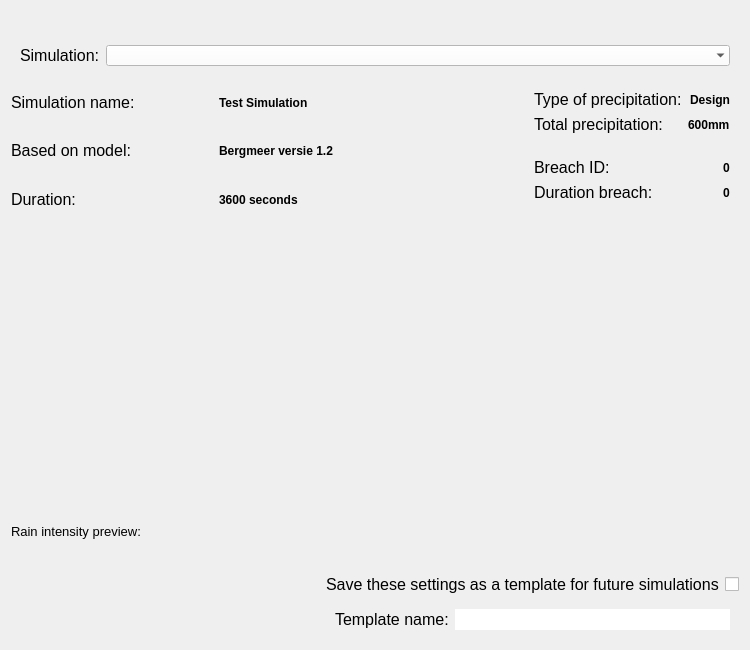
nens/threedi-api-qgis-client, file threedi_api_qgis_client/ui/page_initiation.ui: the form before one commit.
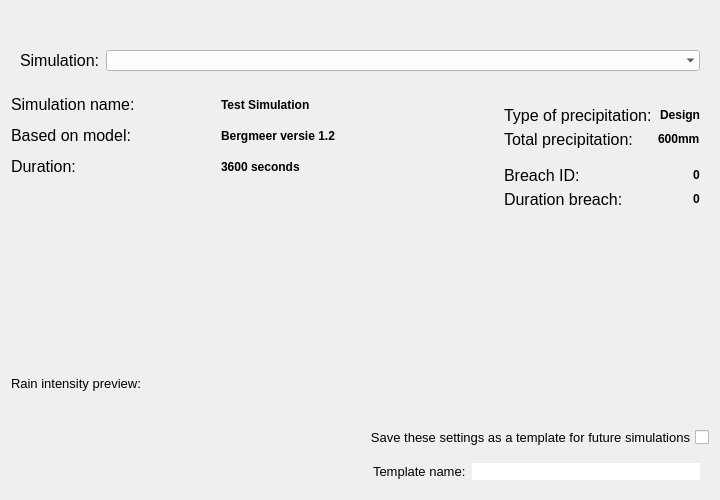
The form after the commit.

What changed in the file:
```diff
--- a/threedi_api_qgis_client/ui/page_initiation.ui
+++ b/threedi_api_qgis_client/ui/page_initiation.ui
@@ -9,8 +9,8 @@
    <rect>
     <x>0</x>
     <y>0</y>
-    <width>750</width>
-    <height>650</height>
+    <width>720</width>
+    <height>500</height>
    </rect>
   </property>
   <property name="sizePolicy">
@@ -19,6 +19,18 @@
     <verstretch>0</verstretch>
    </sizepolicy>
   </property>
+  <property name="minimumSize">
+   <size>
+    <width>720</width>
+    <height>0</height>
+   </size>
+  </property>
+  <property name="maximumSize">
+   <size>
+    <width>16777215</width>
+    <height>16777215</height>
+   </size>
+  </property>
   <property name="font">
    <font>
     <family>Segoe UI</family>
@@ -32,6 +44,39 @@
    <bool>true</bool>
   </property>
   <layout class="QGridLayout" name="gridLayout">
+   <item row="16" column="3" colspan="3">
+    <widget class="QWidget" name="template_widget" native="true">
+     <layout class="QHBoxLayout" name="horizontalLayout_3">
+      <item>
+       <widget class="QLabel" name="label">
+        <property name="font">
+         <font>
+          <pointsize>10</pointsize>
+         </font>
+        </property>
+        <property name="text">
+         <string>Template name:</string>
+        </property>
+       </widget>
+      </item>
+      <item>
+       <widget class="QLineEdit" name="template_name">
+        <property name="font">
+         <font>
+          <pointsize>10</pointsize>
+         </font>
+        </property>
+        <property name="styleSheet">
+         <string notr="true">QLineEdit {background-color: white;}</string>
+        </property>
+        <property name="frame">
+         <bool>false</bool>
+        </property>
+       </widget>
+      </item>
+     </layout>
+    </widget>
+   </item>
    <item row="2" column="0" colspan="6">
     <widget class="QWidget" name="simulation_widget" native="true">
      <property name="sizePolicy">
@@ -43,7 +88,13 @@
      <property name="minimumSize">
       <size>
        <width>0</width>
-       <height>0</height>
+       <height>50</height>
+      </size>
+     </property>
+     <property name="maximumSize">
+      <size>
+       <width>16777215</width>
+       <height>50</height>
       </size>
      </property>
      <layout class="QGridLayout" name="gridLayout_2">
@@ -214,50 +265,21 @@
      </property>
     </spacer>
    </item>
-   <item row="5" column="4">
-    <spacer name="horizontalSpacer">
-     <property name="orientation">
-      <enum>Qt::Horizontal</enum>
-     </property>
-     <property name="sizeType">
-      <enum>QSizePolicy::Minimum</enum>
-     </property>
-     <property name="sizeHint" stdset="0">
-      <size>
-       <width>20</width>
-       <height>20</height>
-      </size>
-     </property>
-    </spacer>
-   </item>
-   <item row="1" column="0">
-    <spacer name="verticalSpacer">
-     <property name="orientation">
-      <enum>Qt::Vertical</enum>
-     </property>
-     <property name="sizeType">
-      <enum>QSizePolicy::Fixed</enum>
-     </property>
-     <property name="sizeHint" stdset="0">
-      <size>
-       <width>20</width>
-       <height>25</height>
-      </size>
-     </property>
-    </spacer>
-   </item>
-   <item row="5" column="5">
+   <item row="5" column="5" rowspan="2">
     <layout class="QVBoxLayout" name="verticalLayout">
+     <property name="spacing">
+      <number>0</number>
+     </property>
      <property name="sizeConstraint">
       <enum>QLayout::SetFixedSize</enum>
      </property>
      <property name="bottomMargin">
-      <number>10</number>
+      <number>0</number>
      </property>
      <item>
       <widget class="QWidget" name="precipitation_widget" native="true">
        <property name="sizePolicy">
-        <sizepolicy hsizetype="Preferred" vsizetype="Maximum">
+        <sizepolicy hsizetype="Preferred" vsizetype="Expanding">
          <horstretch>0</horstretch>
          <verstretch>0</verstretch>
         </sizepolicy>
@@ -265,7 +287,13 @@
        <property name="minimumSize">
         <size>
          <width>0</width>
-         <height>0</height>
+         <height>60</height>
+        </size>
+       </property>
+       <property name="maximumSize">
+        <size>
+         <width>16777215</width>
+         <height>50</height>
         </size>
        </property>
        <layout class="QGridLayout" name="gridLayout_3">
@@ -329,11 +357,23 @@
      <item>
       <widget class="QWidget" name="breach_widget" native="true">
        <property name="sizePolicy">
-        <sizepolicy hsizetype="Preferred" vsizetype="Maximum">
+        <sizepolicy hsizetype="Preferred" vsizetype="Expanding">
          <horstretch>0</horstretch>
          <verstretch>0</verstretch>
         </sizepolicy>
        </property>
+       <property name="minimumSize">
+        <size>
+         <width>0</width>
+         <height>60</height>
+        </size>
+       </property>
+       <property name="maximumSize">
+        <size>
+         <width>16777215</width>
+         <height>50</height>
+        </size>
+       </property>
        <layout class="QGridLayout" name="gridLayout_4">
         <item row="3" column="0">
          <widget class="QLabel" name="duration_breach_l">
@@ -392,28 +432,21 @@
      </item>
     </layout>
    </item>
-   <item row="15" column="3" colspan="3">
-    <layout class="QHBoxLayout" name="horizontalLayout_2">
-     <item>
-      <widget class="QLabel" name="label_2">
-       <property name="font">
-        <font>
-         <pointsize>12</pointsize>
-        </font>
-       </property>
-       <property name="text">
-        <string>Save these settings as a template for future simulations</string>
-       </property>
-      </widget>
-     </item>
-     <item alignment="Qt::AlignLeft">
-      <widget class="QCheckBox" name="cb_save_template">
-       <property name="text">
-        <string/>
-       </property>
-      </widget>
-     </item>
-    </layout>
+   <item row="1" column="0">
+    <spacer name="verticalSpacer">
+     <property name="orientation">
+      <enum>Qt::Vertical</enum>
+     </property>
+     <property name="sizeType">
+      <enum>QSizePolicy::Fixed</enum>
+     </property>
+     <property name="sizeHint" stdset="0">
+      <size>
+       <width>20</width>
+       <height>25</height>
+      </size>
+     </property>
+    </spacer>
    </item>
    <item row="0" column="0" colspan="6">
     <layout class="QVBoxLayout" name="svg_lout">
@@ -463,35 +496,18 @@
      </property>
     </widget>
    </item>
-   <item row="16" column="3" colspan="3">
-    <widget class="QWidget" name="template_widget" native="true">
-     <layout class="QHBoxLayout" name="horizontalLayout_3">
-      <item>
-       <widget class="QLabel" name="label">
-        <property name="font">
-         <font>
-          <pointsize>12</pointsize>
-         </font>
-        </property>
-        <property name="text">
-         <string>Template name:</string>
-        </property>
-       </widget>
-      </item>
-      <item>
-       <widget class="QLineEdit" name="template_name">
-        <property name="font">
-         <font>
-          <pointsize>10</pointsize>
-         </font>
-        </property>
-        <property name="frame">
-         <bool>false</bool>
-        </property>
-       </widget>
-      </item>
-     </layout>
-    </widget>
+   <item row="8" column="0">
+    <spacer name="verticalSpacer_2">
+     <property name="orientation">
+      <enum>Qt::Vertical</enum>
+     </property>
+     <property name="sizeHint" stdset="0">
+      <size>
+       <width>20</width>
+       <height>40</height>
+      </size>
+     </property>
+    </spacer>
    </item>
    <item row="11" column="0" colspan="6">
     <layout class="QGridLayout" name="lout_plot">
@@ -513,6 +529,18 @@
          <verstretch>0</verstretch>
         </sizepolicy>
        </property>
+       <property name="minimumSize">
+        <size>
+         <width>0</width>
+         <height>25</height>
+        </size>
+       </property>
+       <property name="maximumSize">
+        <size>
+         <width>16777215</width>
+         <height>25</height>
+        </size>
+       </property>
        <property name="font">
         <font>
          <family>Segoe UI</family>
@@ -532,6 +560,18 @@
          <verstretch>0</verstretch>
         </sizepolicy>
        </property>
+       <property name="minimumSize">
+        <size>
+         <width>0</width>
+         <height>25</height>
+        </size>
+       </property>
+       <property name="maximumSize">
+        <size>
+         <width>16777215</width>
+         <height>25</height>
+        </size>
+       </property>
        <property name="font">
         <font>
          <family>Segoe UI</family>
@@ -545,6 +585,18 @@
      </item>
      <item row="0" column="1">
       <widget class="QLabel" name="sim_name">
+       <property name="minimumSize">
+        <size>
+         <width>0</width>
+         <height>25</height>
+        </size>
+       </property>
+       <property name="maximumSize">
+        <size>
+         <width>16777215</width>
+         <height>25</height>
+        </size>
+       </property>
        <property name="font">
         <font>
          <pointsize>9</pointsize>
@@ -565,6 +617,18 @@
          <verstretch>0</verstretch>
         </sizepolicy>
        </property>
+       <property name="minimumSize">
+        <size>
+         <width>0</width>
+         <height>25</height>
+        </size>
+       </property>
+       <property name="maximumSize">
+        <size>
+         <width>16777215</width>
+         <height>25</height>
+        </size>
+       </property>
        <property name="palette">
         <palette>
          <active>
@@ -615,6 +679,18 @@
      </item>
      <item row="1" column="1">
       <widget class="QLabel" name="sim_database">
+       <property name="minimumSize">
+        <size>
+         <width>0</width>
+         <height>25</height>
+        </size>
+       </property>
+       <property name="maximumSize">
+        <size>
+         <width>16777215</width>
+         <height>25</height>
+        </size>
+       </property>
        <property name="font">
         <font>
          <pointsize>9</pointsize>
@@ -629,6 +705,18 @@
      </item>
      <item row="2" column="1">
       <widget class="QLabel" name="sim_duration">
+       <property name="minimumSize">
+        <size>
+         <width>0</width>
+         <height>25</height>
+        </size>
+       </property>
+       <property name="maximumSize">
+        <size>
+         <width>16777215</width>
+         <height>25</height>
+        </size>
+       </property>
        <property name="font">
         <font>
          <pointsize>9</pointsize>
@@ -643,6 +731,67 @@
      </item>
     </layout>
    </item>
+   <item row="5" column="4">
+    <spacer name="horizontalSpacer">
+     <property name="orientation">
+      <enum>Qt::Horizontal</enum>
+     </property>
+     <property name="sizeType">
+      <enum>QSizePolicy::Minimum</enum>
+     </property>
+     <property name="sizeHint" stdset="0">
+      <size>
+       <width>20</width>
+       <height>20</height>
+      </size>
+     </property>
+    </spacer>
+   </item>
+   <item row="16" column="2">
+    <spacer name="horizontalSpacer_4">
+     <property name="orientation">
+      <enum>Qt::Horizontal</enum>
+     </property>
+     <property name="sizeHint" stdset="0">
+      <size>
+       <width>40</width>
+       <height>20</height>
+      </size>
+     </property>
+    </spacer>
+   </item>
+   <item row="15" column="3" colspan="3">
+    <layout class="QHBoxLayout" name="horizontalLayout_2">
+     <item>
+      <widget class="QCheckBox" name="cb_save_template">
+       <property name="font">
+        <font>
+         <pointsize>10</pointsize>
+        </font>
+       </property>
+       <property name="layoutDirection">
+        <enum>Qt::RightToLeft</enum>
+       </property>
+       <property name="text">
+        <string>Save these settings as a template for future simulations</string>
+       </property>
+      </widget>
+     </item>
+    </layout>
+   </item>
+   <item row="15" column="2">
+    <spacer name="horizontalSpacer_3">
+     <property name="orientation">
+      <enum>Qt::Horizontal</enum>
+     </property>
+     <property name="sizeHint" stdset="0">
+      <size>
+       <width>40</width>
+       <height>20</height>
+      </size>
+     </property>
+    </spacer>
+   </item>
   </layout>
  </widget>
  <resources/>
```
Left out of the diff: 13 changed lines with no effect on the pictures.
